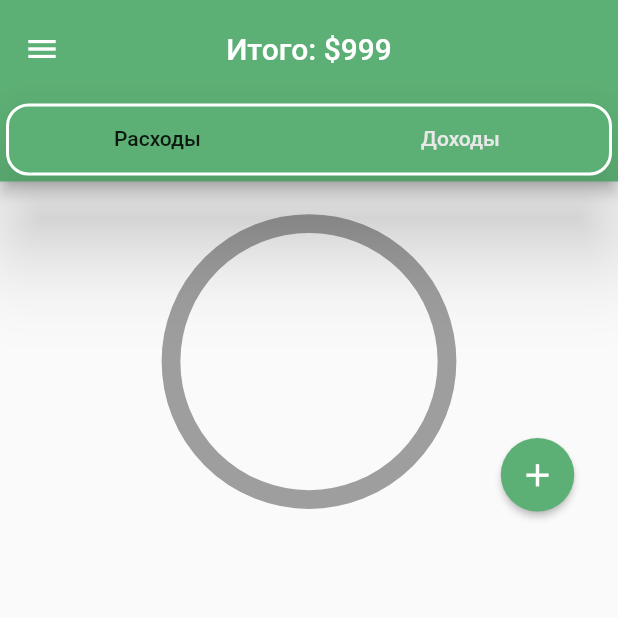
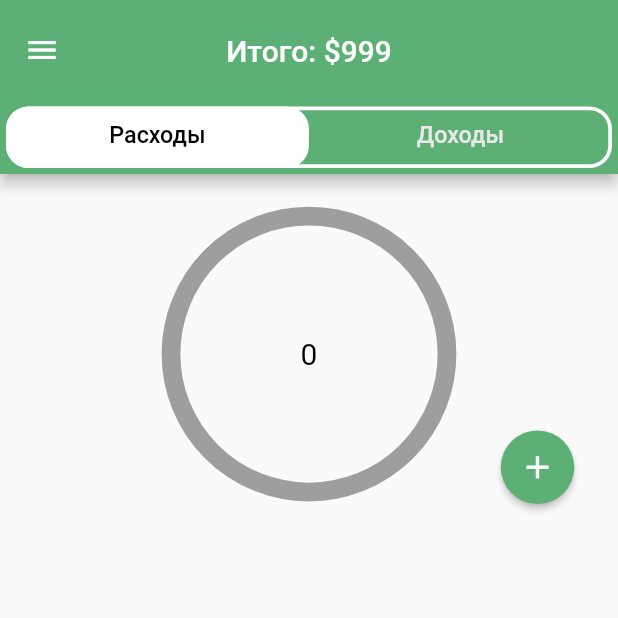
Before and after one commit to ortemmetro/finance_manager, a Flutter app: the screen it shows after launch, on a phone screen of 412 x 824 dp, the top half of it. Run offline on Flutter 3.47's test engine with Material 2 defaults, Android fonts, the light colour scheme and no system bars; drawn by our look-alikes of pie_chart; our stand-ins replace cloud_firestore, firebase_core, flutter_slidable; accounts and stored records are empty.

Commit message:
Add sum to expenses and changed appBar

```diff
--- a/lib/widgets/app/app.dart
+++ b/lib/widgets/app/app.dart
@@ -1,7 +1,5 @@
-import 'package:cloud_firestore/cloud_firestore.dart';
 import 'package:finance_manager/widgets/add_widget/add_widget.dart';
 import 'package:finance_manager/widgets/expenses_page_widget/expenses_page_model.dart';
-import 'package:finance_manager/widgets/expenses_page_widget/expenses_page_widget.dart';
 import 'package:finance_manager/widgets/settings_widgets/categories/categories_widget.dart';
 import 'package:finance_manager/widgets/settings_widgets/charts/charts_widget.dart';
 import 'package:finance_manager/widgets/settings_widgets/currency/currency_widget.dart';
@@ -10,7 +8,6 @@ import 'package:finance_manager/widgets/settings_widgets/settings/settings_widge
 import 'package:flutter/material.dart';
 import 'package:provider/provider.dart';
 
-import '../add_widget/add_widget_model.dart';
 import '../main_page/main_page.dart';
 
 class App extends StatelessWidget {
--- a/lib/widgets/expenses_page_widget/expenses_page_model.dart
+++ b/lib/widgets/expenses_page_widget/expenses_page_model.dart
@@ -10,6 +10,7 @@ class ExpensesPageModel extends ChangeNotifier {
   List<Color> listOfColors = [];
 
   Map<String, double> dataMap = {};
+  double sum = 0;
 
   void setup() async {
     final list = await readExpenses();
@@ -17,6 +18,7 @@ class ExpensesPageModel extends ChangeNotifier {
     _sortExpenses();
     _setDataMap();
     _setColors();
+    _setSum();
     notifyListeners();
   }
 
@@ -74,4 +76,13 @@ class ExpensesPageModel extends ChangeNotifier {
     dataMap.addAll(mapOfExpenses);
     notifyListeners();
   }
+
+  void _setSum() {
+    sum = 0;
+    for (var i = 0; i < listOfExpenses.length; i++) {
+      sum += listOfExpenses[i].price;
+    }
+
+    notifyListeners();
+  }
 }
--- a/lib/widgets/expenses_page_widget/expenses_page_widget.dart
+++ b/lib/widgets/expenses_page_widget/expenses_page_widget.dart
@@ -76,10 +76,18 @@ class _PieChartWidget extends StatelessWidget {
 
   @override
   Widget build(BuildContext context) {
+    final sum = model.sum.toInt();
     return SizedBox(
       height: 200,
       width: 200,
       child: PieChart(
+        centerText: '$sum',
+        centerTextStyle: const TextStyle(
+          fontSize: 20,
+          foreground: null,
+          backgroundColor: Colors.transparent,
+          color: Colors.black,
+        ),
         dataMap: model.dataMap.isEmpty
             ? <String, double>{"yes": 20.0}
             : model.dataMap,
@@ -88,7 +96,10 @@ class _PieChartWidget extends StatelessWidget {
             model.listOfColors.isEmpty ? [Colors.grey] : model.listOfColors,
         ringStrokeWidth: 12.5,
         legendOptions: const LegendOptions(showLegends: false),
-        chartValuesOptions: const ChartValuesOptions(showChartValues: false),
+        chartValuesOptions: const ChartValuesOptions(
+          chartValueBackgroundColor: Colors.transparent,
+          showChartValues: false,
+        ),
       ),
     );
   }
@@ -163,7 +174,7 @@ class _ExpensesListTileWidget extends StatelessWidget {
         ),
         title: Text(
           expenses[index].category.toString(),
-          style: const TextStyle(fontWeight: FontWeight.w500, fontSize: 18),
+          style: const TextStyle(fontWeight: FontWeight.w700, fontSize: 18),
         ),
         trailing: Text(expenses[index].price.toString()),
         contentPadding: const EdgeInsets.symmetric(horizontal: 0, vertical: 0),
--- a/lib/widgets/main_page/main_page.dart
+++ b/lib/widgets/main_page/main_page.dart
@@ -13,12 +13,24 @@ class MainPage extends StatefulWidget {
 
 class _MainPageState extends State<MainPage> {
   final model = ExpensesPageModel();
-  final tab = const TabBar(
-    indicatorColor: Colors.transparent,
-    unselectedLabelColor: Color.fromARGB(255, 232, 232, 232),
-    tabs: <Tab>[
-      Tab(text: 'Расходы'),
-      Tab(text: 'Доходы'),
+  final tab = TabBar(
+    unselectedLabelColor: const Color.fromARGB(255, 232, 232, 232),
+    labelColor: Colors.black,
+    indicator: BoxDecoration(
+      color: Colors.white,
+      border: Border.all(
+        color: Colors.white,
+        width: 2.0,
+      ),
+      borderRadius: BorderRadius.circular(15),
+    ),
+    labelStyle: const TextStyle(
+      fontSize: 15.5,
+      fontWeight: FontWeight.w500,
+    ),
+    tabs: const <Tab>[
+      Tab(text: 'Расходы', height: 39),
+      Tab(text: 'Доходы', height: 39),
     ],
   );
 
@@ -51,7 +63,7 @@ class _AppBarWidget extends StatelessWidget with PreferredSizeWidget {
   @override
   Widget build(BuildContext context) {
     return AppBar(
-      toolbarHeight: 70.0,
+      toolbarHeight: 68.0,
       backgroundColor: const Color.fromARGB(255, 93, 176, 117),
       title: const Text('Итого: \$999'),
       centerTitle: true,
@@ -62,10 +74,10 @@ class _AppBarWidget extends StatelessWidget with PreferredSizeWidget {
             borderRadius: BorderRadius.all(Radius.circular(15.0)),
             side: BorderSide(
               color: Colors.white,
-              width: 2.0,
+              width: 2.5,
             ),
           ),
-          elevation: 26.0,
+          elevation: 0,
           color: Theme.of(context).primaryColor,
           child: tab,
         ),
@@ -74,5 +86,5 @@ class _AppBarWidget extends StatelessWidget with PreferredSizeWidget {
   }
 
   @override
-  Size get preferredSize => const Size.fromHeight(kToolbarHeight + 65.0);
+  Size get preferredSize => const Size.fromHeight(kToolbarHeight + 60.0);
 }
```
